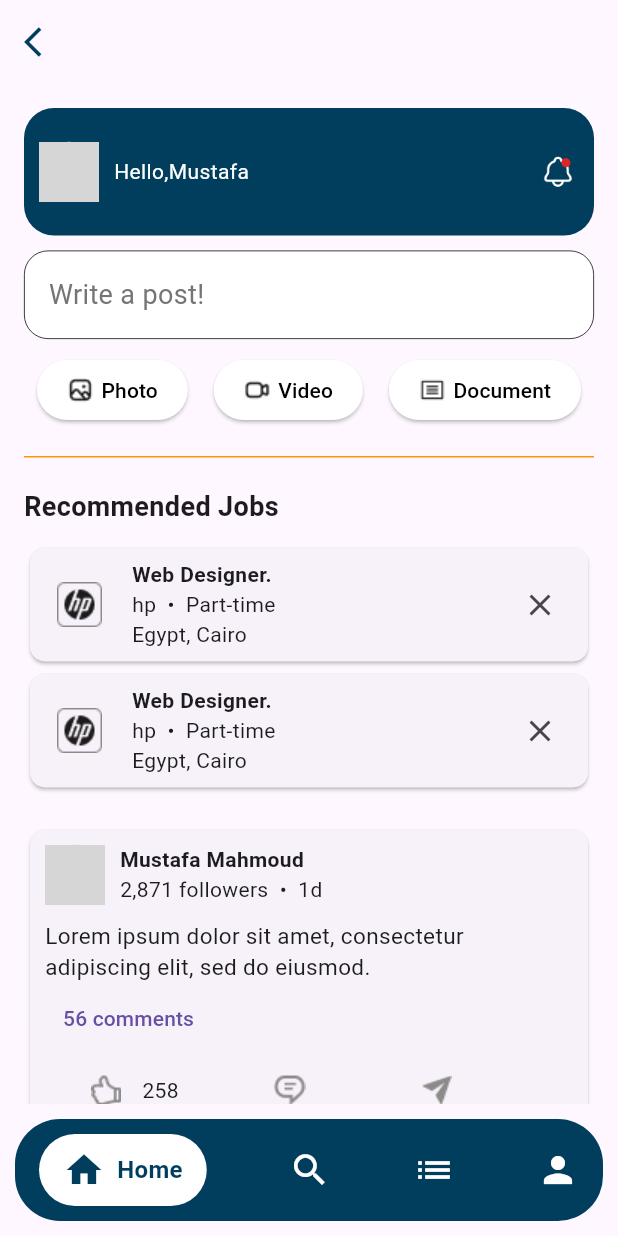
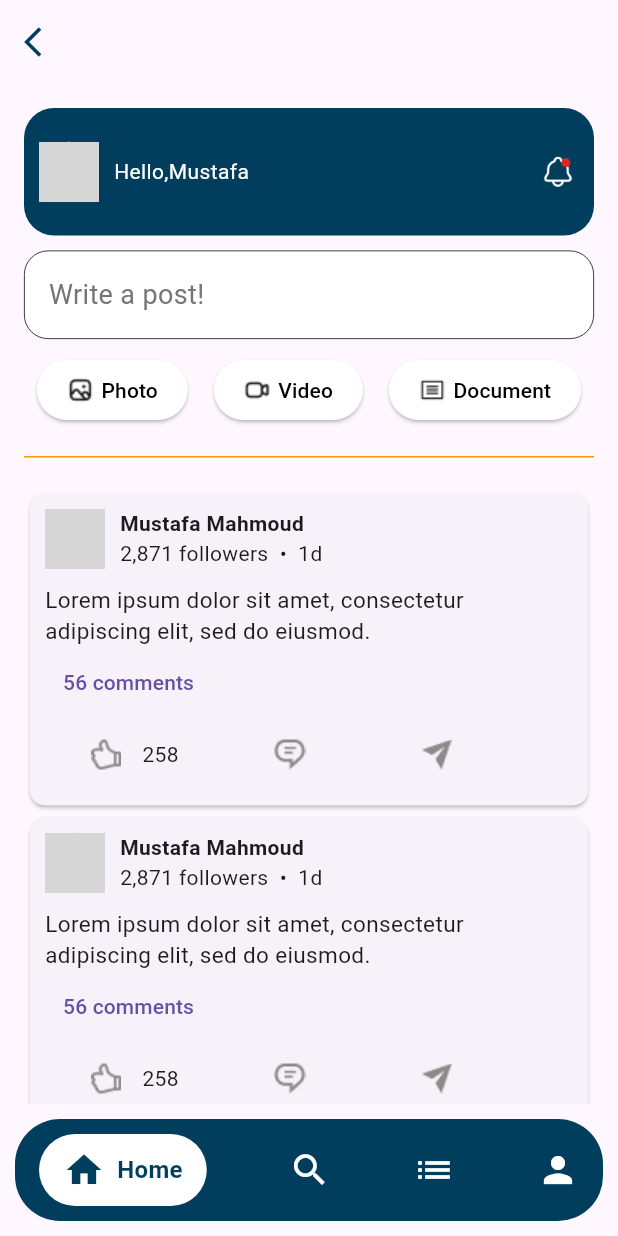
Before and after one commit to mohannad00/Aspire-Hire, a Flutter app: the SignUpPasswordCompany screen opened directly, after a tap on "Sign Up", on a phone screen of 412 x 824 dp. Run offline on Flutter 3.47's test engine with Material 3 defaults, Android fonts, the phone set to English and light mode, and no system bars; our stand-ins replace dio, equatable, flutter_bloc, percent_indicator, shared_preferences, smooth_page_indicator; accounts and stored records are empty; Roboto replaces fonts that are missing (Poppins); grey boxes are pictures that could not be loaded.

Commit message:
added Home Screen Company

```diff
--- a/aspirehire/lib/features/auth/company_register/SignUpPasswordCompany.dart
+++ b/aspirehire/lib/features/auth/company_register/SignUpPasswordCompany.dart
@@ -1,5 +1,6 @@
 // ignore_for_file: file_names, library_private_types_in_public_api
 
+import 'package:aspirehire/features/home_screen/HomeCompany.dart';
 import 'package:aspirehire/features/home_screen/HomeScreenJobSeeker.dart';
 import 'package:aspirehire/features/auth/login/LoginScreen.dart';
 import 'package:aspirehire/core/components/ReusableComponent.dart';
@@ -179,7 +180,7 @@ class _SignUpPasswordCompanyState extends State<SignUpPasswordCompany> {
                   onPressed: () {
                     Navigator.pushReplacement(
                      context,
-                      MaterialPageRoute(builder: (context) =>  HomeScreen()),
+                      MaterialPageRoute(builder: (context) =>  HomeCompany()),
                     );
                   },
                 ),
--- a/aspirehire/lib/features/home_screen/HomeCompany.dart
+++ b/aspirehire/lib/features/home_screen/HomeCompany.dart
@@ -7,14 +7,14 @@ import 'package:flutter/material.dart';
 import 'package:aspirehire/features/job_search/JobSearch.dart';
 import 'package:aspirehire/features/profile/ProfileScreen.dart';
 
-class HomeScreen extends StatefulWidget {
-  const HomeScreen({super.key});
+class HomeCompany extends StatefulWidget {
+  const HomeCompany({super.key});
 
   @override
-  _HomeScreenState createState() => _HomeScreenState();
+  _HomeCompanyState createState() => _HomeCompanyState();
 }
 
-class _HomeScreenState extends State<HomeScreen> {
+class _HomeCompanyState extends State<HomeCompany> {
   int _selectedIndex = 0;
 
   final List<Widget> _pages = [
@@ -136,8 +136,9 @@ class _HomeScreenState extends State<HomeScreen> {
                               color: Colors.orange,
                             ),
 
-          const SizedBox(height: 20),
-
+           const SizedBox(height: 20),
+          const PostCard(),
+          const PostCard(),
         ],
       ),
     ),
@@ -241,48 +242,6 @@ class _HomeScreenState extends State<HomeScreen> {
     );
   }
 }
-
-class JobCard extends StatelessWidget {
-  const JobCard({super.key});
-
-  @override
-  Widget build(BuildContext context) {
-    return Card(
-      shape: RoundedRectangleBorder(borderRadius: BorderRadius.circular(10)),
-      child: Padding(
-        padding: const EdgeInsets.all(8.0),
-        child: Row(
-          children: [
-              Image.asset('assets/logo.png', width: 50, height: 50),
-            const SizedBox(width: 10),
-            const Expanded(
-              child: Column(
-                crossAxisAlignment: CrossAxisAlignment.start,
-                children: [
-                  Text(
-                    'Web Designer.',
-                    overflow: TextOverflow.ellipsis,
-                    style: TextStyle(fontWeight: FontWeight.bold),
-                  ),
-                  Text(
-                    'hp  •  Part-time\nEgypt, Cairo',
-                    overflow: TextOverflow.ellipsis,
-                  ),
-                ],
-              ),
-            ),
-            IconButton(
-              icon: const Icon(Icons.close),
-              onPressed: () {
-                // Handle close button press
-              },
-            ),
-          ],
-        ),
-      ),
-    );
-  }
-}
 class PostCard extends StatelessWidget {
   const PostCard({super.key});
 
```
